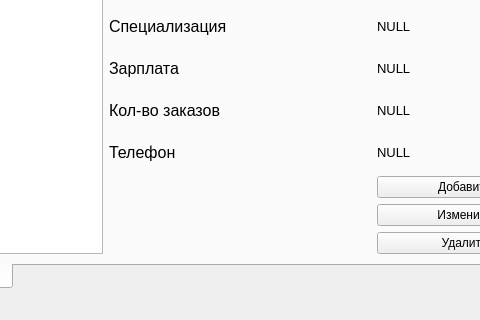
First picture: the form in ui/mainwin.ui, repository Tr0ub1e/Izbushka, before the edit; both pictures show x 217 to 697 and y 421 to 741 of the 1144 by 741 pixel window.
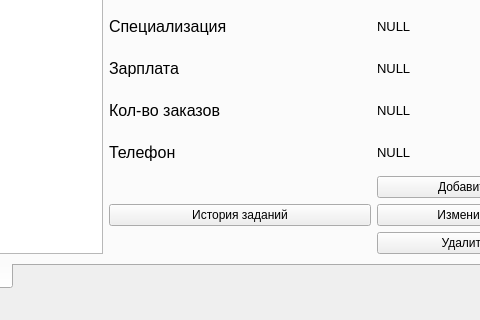
Second picture: the form after the edit. The open tabs and pages were chosen to show the change.

Commit message: Show empl history

```diff
--- a/ui/mainwin.ui
+++ b/ui/mainwin.ui
@@ -648,6 +648,13 @@
           </property>
          </widget>
         </item>
+        <item row="3" column="1">
+         <widget class="QPushButton" name="taskHistory">
+          <property name="text">
+           <string>История заданий</string>
+          </property>
+         </widget>
+        </item>
        </layout>
       </widget>
      </widget>
```
Left out of the diff: 2 changed lines with no effect on the pictures. The commit also changes 14 other files.
